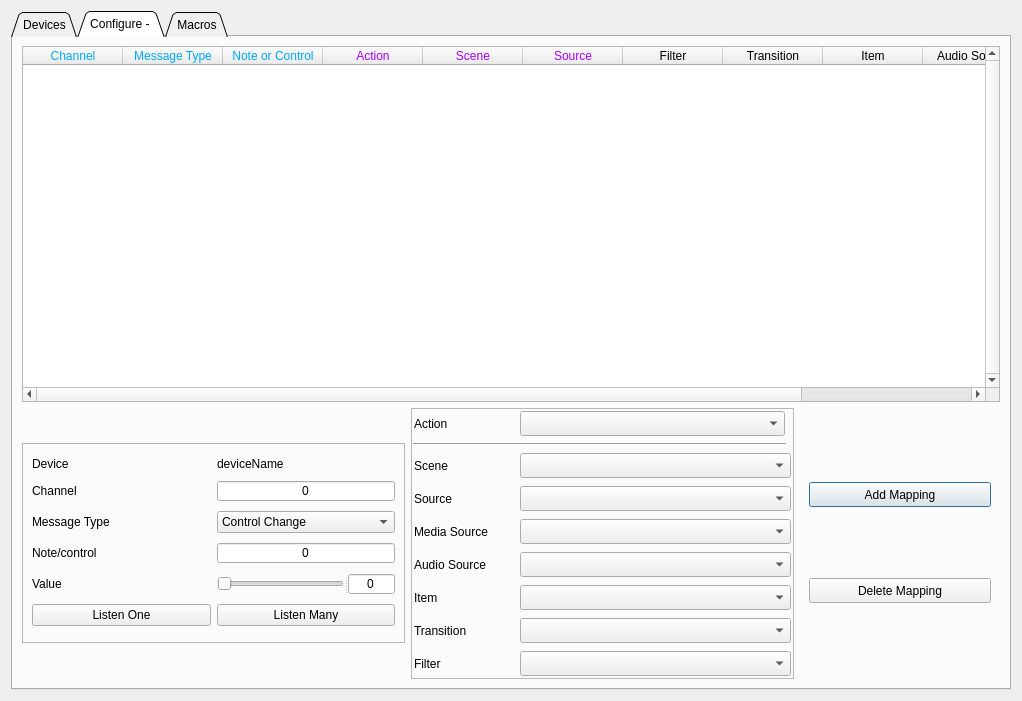
First picture: the form in src/forms/settings-dialog.ui, repository Alzy/obs-midi, before the edit.
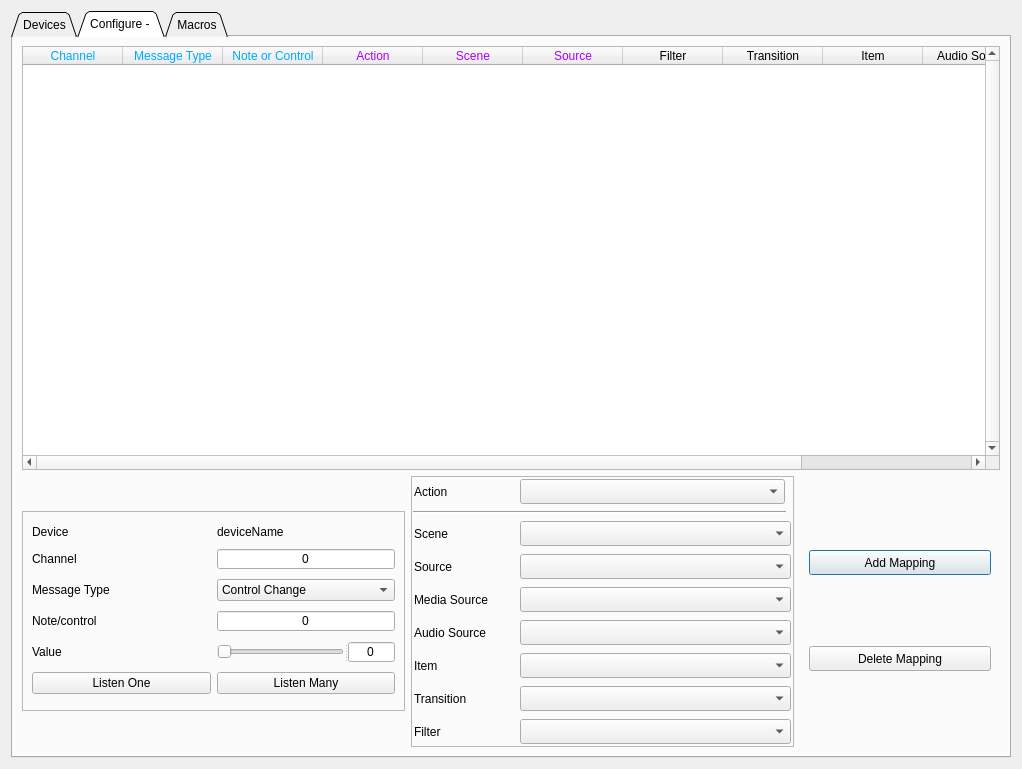
Second picture: the form after the edit. The open tabs and pages were chosen to show the change.

Patch:
```diff
--- a/src/forms/settings-dialog.ui
+++ b/src/forms/settings-dialog.ui
@@ -10,7 +10,7 @@
     <x>0</x>
     <y>0</y>
     <width>1022</width>
-    <height>606</height>
+    <height>769</height>
    </rect>
   </property>
   <property name="sizePolicy">
@@ -641,7 +641,7 @@
          </layout>
         </widget>
        </item>
-       <item row="5" column="1">
+       <item row="5" column="1" alignment="Qt::AlignTop">
         <widget class="QFrame" name="wid_Action">
          <property name="sizePolicy">
           <sizepolicy hsizetype="Preferred" vsizetype="Fixed">
```
Left out of the diff: 2 changed lines with no effect on the pictures.
